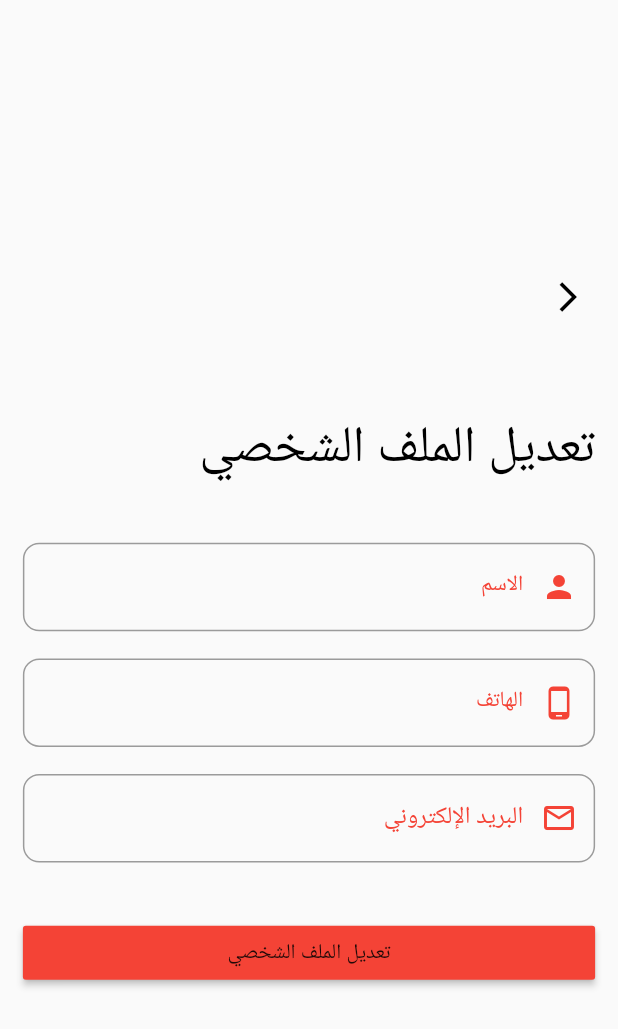
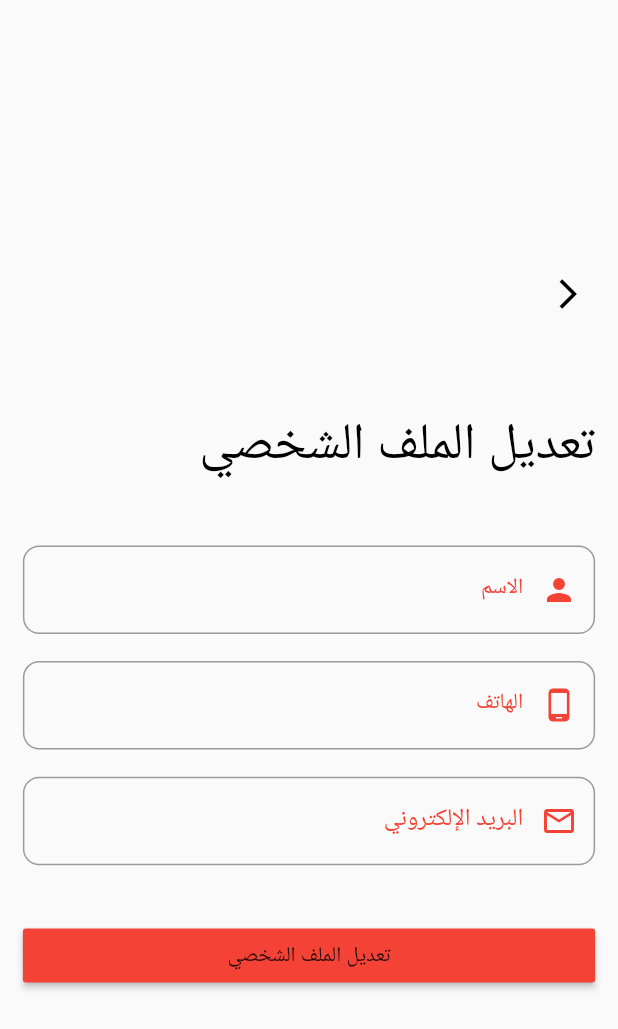
Before and after one commit to MahmoudAbuSalou/bloodDonaition, a Flutter app: the EditPorfile screen opened directly, on a phone screen of 412 x 824 dp. Shown: the top 1029 px of the screen. Run offline on Flutter 3.47's test engine with Material 2 defaults, Android fonts, the phone set to English and light mode, and no system bars; our stand-ins replace awesome_dialog, bloc, conditional_builder_null_safety, curved_navigation_bar, dio, flutter_bloc and 10 more; missing offline and left inert: flutter_pin_code_widget, google_geocoding; accounts and stored records are empty; Roboto replaces fonts that are missing (Tajawal).

Commit message:
Update edit_profile.dart

```diff
--- a/lib/Modules/profile/edit_profile.dart
+++ b/lib/Modules/profile/edit_profile.dart
@@ -57,9 +57,8 @@ class EditPorfile extends StatelessWidget {
                           ),
                       ),
 
-                      SizedBox(
-                        height: 30.h,
-                      ),
+
+
 
                       /*Text('مساهمتك تنقذ حياة غيرك',
                           style: GoogleFonts.tajawal(
@@ -70,7 +69,7 @@ class EditPorfile extends StatelessWidget {
                           )),*/
 
                       SizedBox(
-                        height: 80.h,
+                        height: 120.h,
                       ),
 
                       //Name
```
